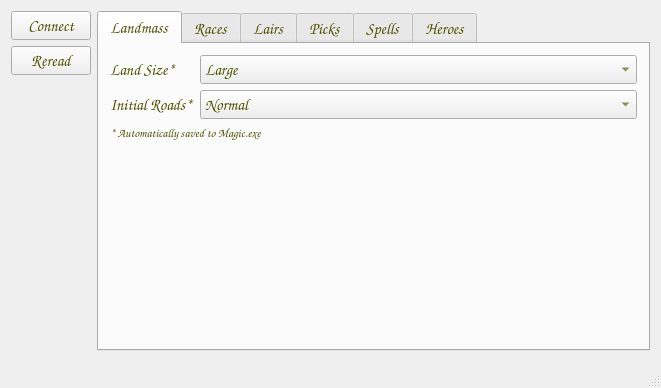
The window that Applications/MoMCustomizer/mainwindow.ui (jbalcomb/MoM-RTGT) describes before a commit, drawn with Qt 5.
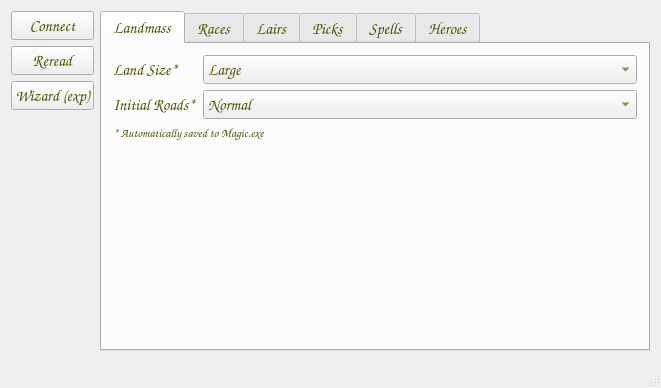
The same window after the commit. Icons and pictures are not drawn.

The edit to the form file:
```diff
--- a/Applications/MoMCustomizer/mainwindow.ui
+++ b/Applications/MoMCustomizer/mainwindow.ui
@@ -156,6 +156,31 @@
         </property>
        </widget>
       </item>
+      <item>
+       <widget class="QPushButton" name="pushButton_Wizard">
+        <property name="sizePolicy">
+         <sizepolicy hsizetype="Fixed" vsizetype="Fixed">
+          <horstretch>0</horstretch>
+          <verstretch>0</verstretch>
+         </sizepolicy>
+        </property>
+        <property name="maximumSize">
+         <size>
+          <width>200</width>
+          <height>16777215</height>
+         </size>
+        </property>
+        <property name="text">
+         <string>Wizard (exp)</string>
+        </property>
+        <property name="iconSize">
+         <size>
+          <width>32</width>
+          <height>32</height>
+         </size>
+        </property>
+       </widget>
+      </item>
       <item>
        <spacer name="verticalSpacer">
         <property name="orientation">
```
